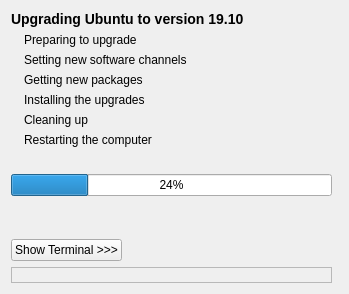
Before: the Qt Designer form DistUpgrade/window_main.ui in stek29/ubuntu-release-upgrader, drawn with Qt 5.
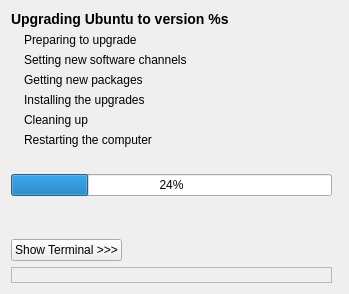
After: the same form once the commit is applied.

Commit message: Factor the release version out of the to-be-translated strings, so that translators don't have to chase updating this for every release. LP: #1727472.

```diff
--- a/DistUpgrade/window_main.ui
+++ b/DistUpgrade/window_main.ui
@@ -236,7 +236,7 @@
    <item row="0" column="0" colspan="4">
     <widget class="QLabel" name="label_title">
      <property name="text">
-      <string>&lt;b&gt;&lt;big&gt;Upgrading Ubuntu to version 19.10&lt;/big&gt;&lt;/b&gt;</string>
+      <string>&lt;b&gt;&lt;big&gt;Upgrading Ubuntu to version %s&lt;/big&gt;&lt;/b&gt;</string>
      </property>
      <property name="wordWrap">
       <bool>false</bool>
```
The commit also changes 127 other files.
